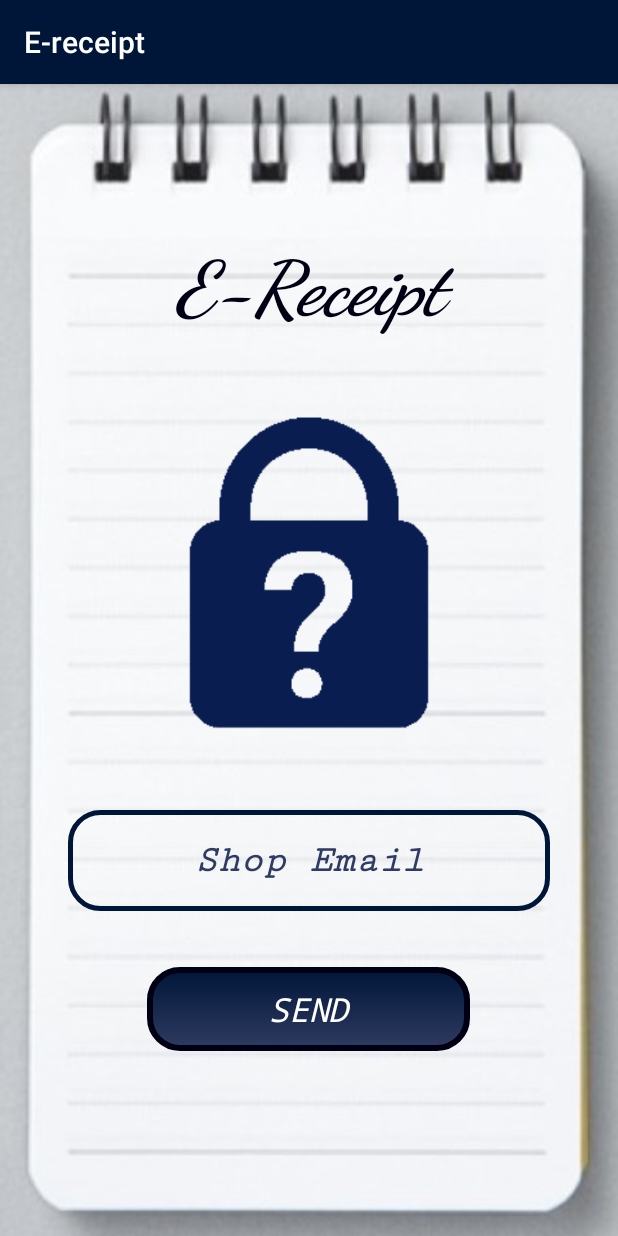
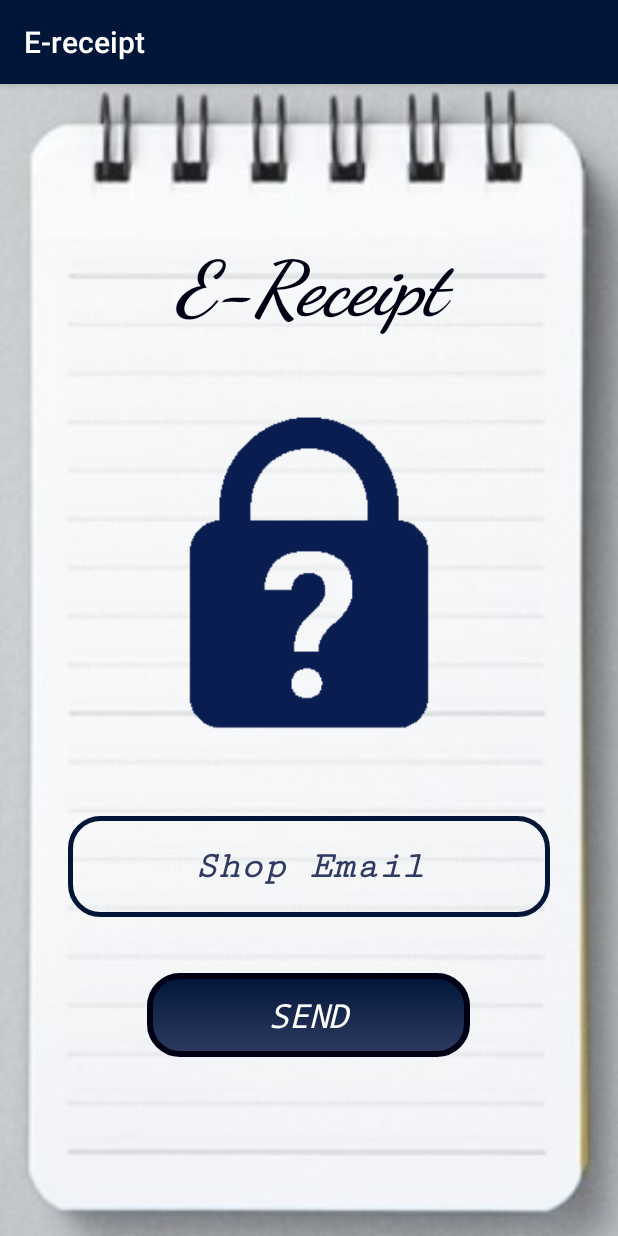
Before and after one commit to SatyamSoni23/E-receipt, an Android app: the forgotPassword screen opened directly, with no data from a screen before it, on a phone screen of 412 x 824 dp. Run offline under Robolectric (Android 15) with nearby library versions, the phone set to English and light mode, and no system bars; our stand-ins replace Firebase (no records; nobody signed in at launch, a user with empty details on screens opened directly).

Commit message:
Reset and forgot password

```diff
--- a/app/src/main/res/layout/activity_forgot_password.xml
+++ b/app/src/main/res/layout/activity_forgot_password.xml
@@ -45,7 +45,7 @@
         <LinearLayout
             android:layout_width="match_parent"
             android:layout_height="0dp"
-            android:layout_weight="1.2"/>
+            android:layout_weight="1.3"/>
         <EditText
             android:id="@+id/shopEmail"
             android:layout_width="match_parent"
--- a/app/src/main/res/layout/activity_update_password.xml
+++ b/app/src/main/res/layout/activity_update_password.xml
@@ -45,7 +45,7 @@
         <LinearLayout
             android:layout_width="match_parent"
             android:layout_height="0dp"
-            android:layout_weight="1"/>
+            android:layout_weight="1.3"/>
         <EditText
             android:id="@+id/shopEmail"
             android:layout_width="match_parent"
```
